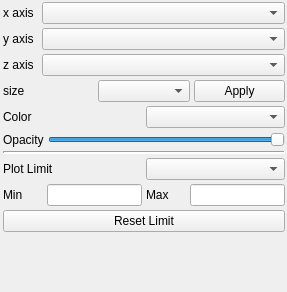
Above: glue_vispy_viewers/scatter/options_widget.ui from glue-viz/glue-vispy-viewers before the change. Below: the same form after it.
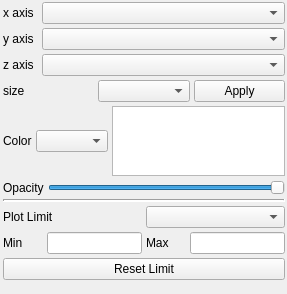
That is the form after the change.

Commit message: color display bar

Diff of the .ui file:
```diff
--- a/glue_vispy_viewers/scatter/options_widget.ui
+++ b/glue_vispy_viewers/scatter/options_widget.ui
@@ -191,6 +191,28 @@
         <item>
          <widget class="QComboBox" name="ColorComboBox"/>
         </item>
+        <item>
+         <widget class="QGraphicsView" name="graphicsView">
+          <property name="sizePolicy">
+           <sizepolicy hsizetype="Expanding" vsizetype="Expanding">
+            <horstretch>0</horstretch>
+            <verstretch>0</verstretch>
+           </sizepolicy>
+          </property>
+          <property name="backgroundBrush">
+           <brush brushstyle="SolidPattern">
+            <color alpha="255">
+             <red>255</red>
+             <green>255</green>
+             <blue>255</blue>
+            </color>
+           </brush>
+          </property>
+          <property name="cacheMode">
+           <set>QGraphicsView::CacheBackground</set>
+          </property>
+         </widget>
+        </item>
        </layout>
       </item>
       <item>
```
The commit also changes 2 other files.
